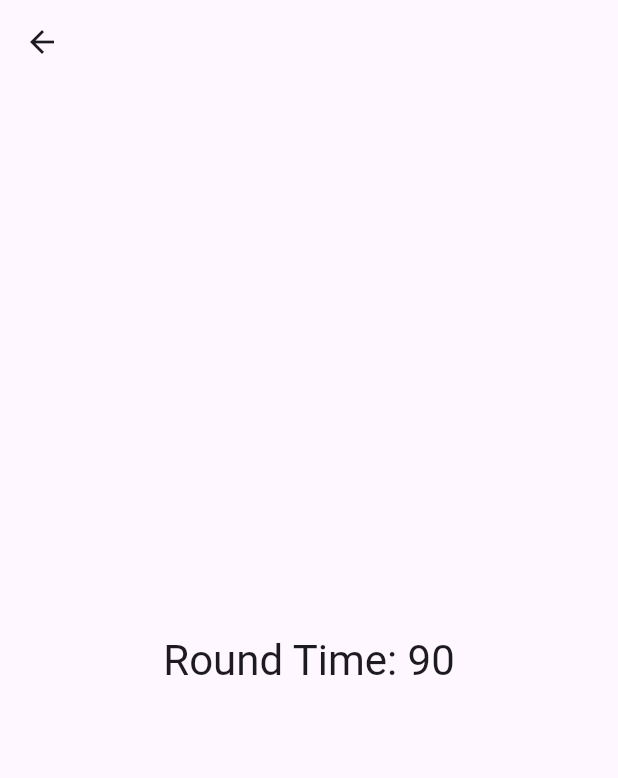
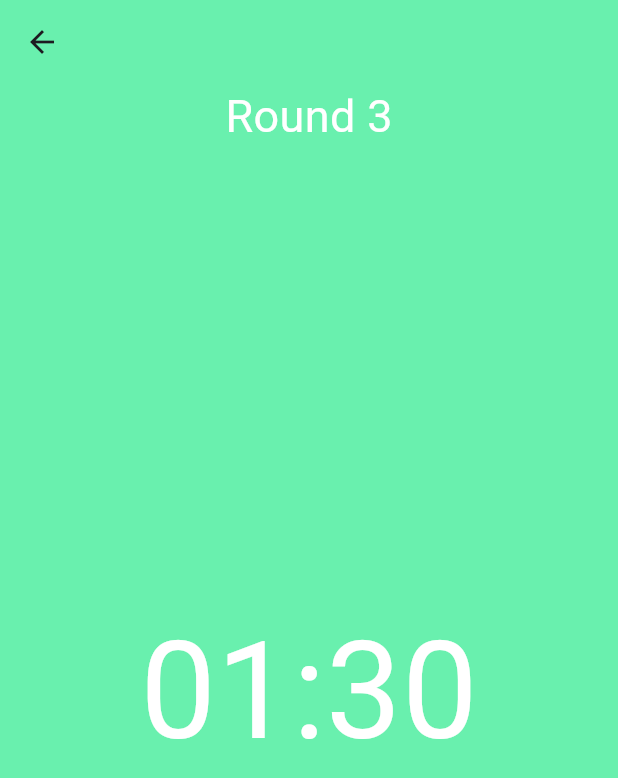
Before and after one commit to LeonardoVelarde/box_round_timer, a Flutter app: the screen it shows after launch, after a tap on the "add" icon, after a tap on the "remove" icon, after a tap on "Start", on a phone screen of 412 x 824 dp. Shown: the top 778 px of the screen. Run offline on Flutter 3.47's test engine with Material 3 defaults, Android fonts, the phone set to English and light mode, and no system bars.

Commit message:
Added time formatter util, changed round timer ui

```diff
--- a/lib/main.dart
+++ b/lib/main.dart
@@ -35,17 +35,17 @@ class MyHomePage extends StatefulWidget {
 
 class _MyHomePageState extends State<MyHomePage> {
   int _roundLengthInSec = 90;
-  int _roundCounter = 3;
+  int _roundCount = 3;
   int _restTimeinSec = 30;
   int _preparationTimeinSec = 0;
   int _soundIntervalTimeinSec = 10;
 
   void _changeRoundCounter(int value) {
-    if (_roundCounter + value <= 0) {
+    if (_roundCount + value <= 0) {
       return;
     }
     setState(() {
-      _roundCounter += value;
+      _roundCount += value;
     });
   }
 
@@ -121,7 +121,7 @@ class _MyHomePageState extends State<MyHomePage> {
                   ),
                   Column(
                     children: [
-                      Text('$_roundCounter',
+                      Text('$_roundCount',
                           textAlign: TextAlign.center,
                           style: const TextStyle(fontSize: 60)),
                       const Text('Rounds'),
@@ -164,9 +164,12 @@ class _MyHomePageState extends State<MyHomePage> {
                       onPressed: () {
                         Navigator.of(context).push(
                           MaterialPageRoute(
-                            // builder: (context) => RoundTimer(roundSeconds: _roundLengthInSec, roundCounter: _roundCounter, restSeconds: _restTimeinSec, preparationSeconds: _preparationTimeinSec, soundIntervalSeconds: _soundIntervalTimeinSec),
-                            builder: (context) =>
-                                RoundTimer(roundSeconds: _roundLengthInSec),
+                            builder: (context) => RoundTimer(
+                                roundSeconds: _roundLengthInSec,
+                                roundCount: _roundCount,
+                                restSeconds: _restTimeinSec,
+                                preparationSeconds: _preparationTimeinSec,
+                                soundIntervalSeconds: _soundIntervalTimeinSec),
                           ),
                         );
                       },
--- a/lib/src/components/timer_input.dart
+++ b/lib/src/components/timer_input.dart
@@ -1,4 +1,6 @@
 import 'package:flutter/material.dart';
+
+import '../utils/timer_formatter.dart';
 
 class TimerInput extends StatefulWidget {
   final int valueInSeconds;
@@ -23,6 +25,7 @@ class TimerInput extends StatefulWidget {
 
 class _TimerInputState extends State<TimerInput> {
   int _roundLengthInSec = 0;
+  int _roundCounter = 1;
 
   void _changeRoundTimerValue(int seconds) {
     if (_roundLengthInSec + seconds < 0) return;
@@ -32,13 +35,10 @@ class _TimerInputState extends State<TimerInput> {
     widget.onValueChanged(_roundLengthInSec);
   }
 
-  String _getFormattedMinutesFromSeconds(int seconds) {
-    if (seconds < 60) return '00';
-    return (seconds / 60).floor().toString().padLeft(2, '0');
-  }
-
-  String _getFormattedSecondsFromSeconds(int seconds) {
-    return (seconds % 60).toString().padLeft(2, '0');
+  void _increaseRoundCounter() {
+    setState(() {
+      _roundCounter++;
+    });
   }
 
   @override
@@ -54,8 +54,7 @@ class _TimerInputState extends State<TimerInput> {
         const Spacer(),
         Column(
           children: [
-            Text(
-                '${_getFormattedMinutesFromSeconds(_roundLengthInSec)}:${_getFormattedSecondsFromSeconds(_roundLengthInSec)}',
+            Text('${TimerFormatter.format(_roundLengthInSec)}',
                 textAlign: TextAlign.center,
                 style: const TextStyle(fontSize: 60)),
             Text(widget.label),
--- a/lib/src/screens/round_timer.dart
+++ b/lib/src/screens/round_timer.dart
@@ -1,9 +1,20 @@
+import 'package:boxing_round_timer/src/utils/timer_formatter.dart';
 import 'package:flutter/material.dart';
 
 class RoundTimer extends StatefulWidget {
   final int roundSeconds;
+  final int roundCount;
+  final int restSeconds;
+  final int preparationSeconds;
+  final int soundIntervalSeconds;
 
-  const RoundTimer({super.key, required this.roundSeconds});
+  const RoundTimer(
+      {super.key,
+      required this.roundSeconds,
+      required this.roundCount,
+      required this.restSeconds,
+      required this.preparationSeconds,
+      required this.soundIntervalSeconds});
 
   @override
   State<RoundTimer> createState() => _RoundTimerState();
@@ -13,15 +24,27 @@ class _RoundTimerState extends State<RoundTimer> {
   @override
   Widget build(BuildContext context) {
     return Scaffold(
-      appBar: AppBar(),
+      backgroundColor: Colors.greenAccent,
+      appBar: AppBar(
+        backgroundColor: Colors.greenAccent,
+      ),
       body: Center(
         child: Column(
           mainAxisAlignment: MainAxisAlignment.center,
           children: <Widget>[
             Text(
-              'Round Time: ${widget.roundSeconds}',
-              style: Theme.of(context).textTheme.headlineMedium,
+              'Round ${widget.roundCount}',
+              style: const TextStyle(color: Colors.white, fontSize: 30),
             ),
+            const Spacer(),
+            Text(
+              TimerFormatter.format(widget.roundSeconds),
+              style: const TextStyle(
+                color: Colors.white,
+                fontSize: 90,
+              ),
+            ),
+            const Spacer(),
           ],
         ),
       ),
--- /dev/null
+++ b/lib/src/utils/timer_formatter.dart
@@ -0,0 +1,14 @@
+class TimerFormatter {
+  static String format(int seconds) {
+    return '${_getFormattedMinutesFromSeconds(seconds)}:${_getFormattedSecondsFromSeconds(seconds)}';
+  }
+
+  static String _getFormattedMinutesFromSeconds(int seconds) {
+    if (seconds < 60) return '00';
+    return (seconds / 60).floor().toString().padLeft(2, '0');
+  }
+
+  static String _getFormattedSecondsFromSeconds(int seconds) {
+    return (seconds % 60).toString().padLeft(2, '0');
+  }
+}
```
